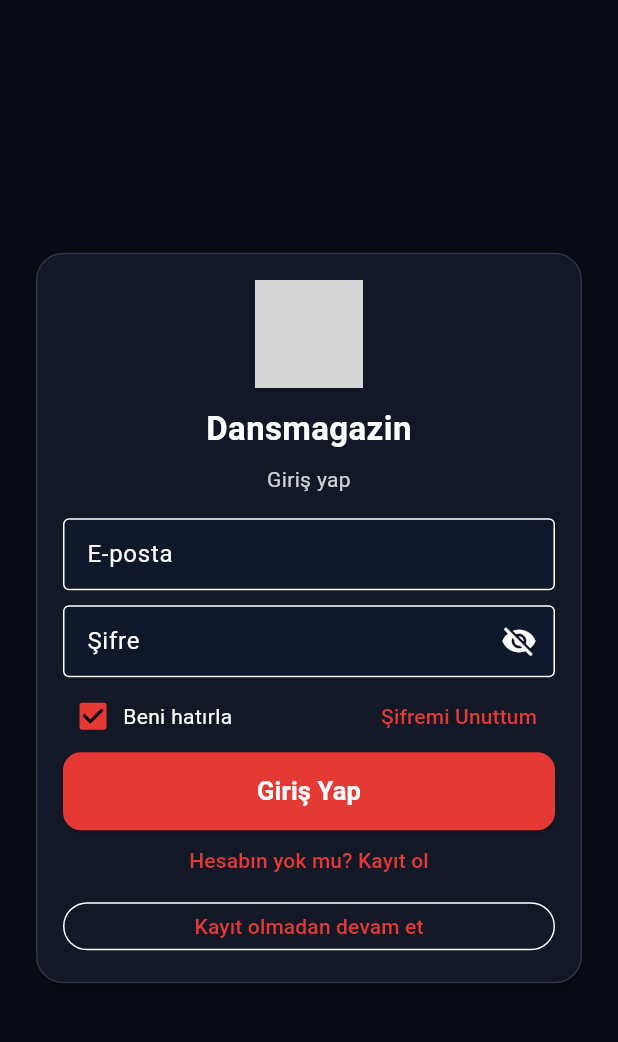
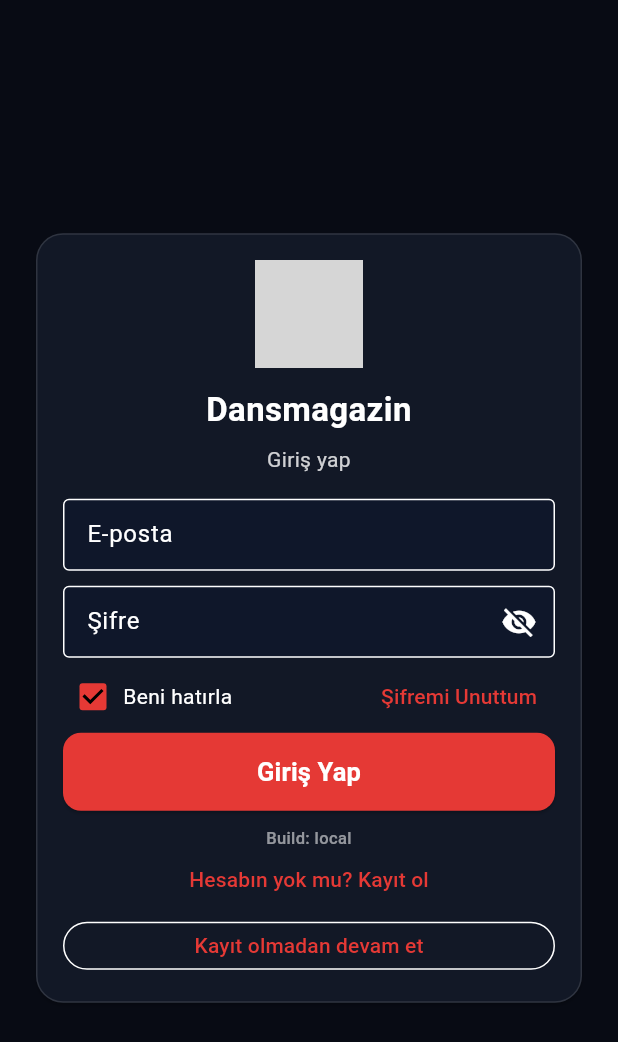
Before and after one commit to ismailustundag/dansmagazin, a Flutter app: the screen it shows after launch, on a phone screen of 412 x 824 dp. Shown: the top 1042 px of the screen. Run offline on Flutter 3.47's test engine with Material 3 defaults, Android fonts, the phone set to English and light mode, and no system bars; our stand-ins replace file_picker, firebase_core, firebase_messaging, flutter_html, flutter_local_notifications, image_gallery_saver and 5 more; missing offline and left inert: mobile_scanner; accounts and stored records are empty; grey boxes are pictures that could not be loaded.

Commit message:
fix(mobile): enforce android sdk levels and stabilize login/picker UI

```diff
--- a/mobile_app_preview/lib/screens/auth_screen.dart
+++ b/mobile_app_preview/lib/screens/auth_screen.dart
@@ -42,6 +42,7 @@ class AuthScreen extends StatefulWidget {
 
 class _AuthScreenState extends State<AuthScreen> {
   static final Uri _forgotPasswordUri = Uri.parse('https://dansmagazin.net/my-account/lost-password/');
+  static const String _buildSha = String.fromEnvironment('APP_BUILD_SHA', defaultValue: 'local');
   final _formKey = GlobalKey<FormState>();
   bool _isRegister = false;
   bool _rememberMe = true;
@@ -255,6 +256,16 @@ class _AuthScreenState extends State<AuthScreen> {
                                   ),
                           ),
                         ),
+                        const SizedBox(height: 10),
+                        Text(
+                          'Build: $_buildSha',
+                          textAlign: TextAlign.center,
+                          style: TextStyle(
+                            color: Colors.white.withOpacity(0.55),
+                            fontSize: 11,
+                            fontWeight: FontWeight.w500,
+                          ),
+                        ),
                         TextButton(
                           onPressed: _loading ? null : () => setState(() => _isRegister = !_isRegister),
                           child: Text(_isRegister ? 'Hesabım var, giriş yap' : 'Hesabın yok mu? Kayıt ol'),
```
Also changed, not shown: mobile_app_preview/lib/screens/settings_screen.dart (+15 -4 lines), 1 other file.
